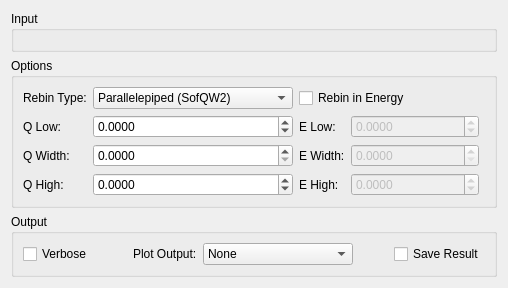
First picture: the form in Code/Mantid/MantidQt/CustomInterfaces/inc/MantidQtCustomInterfaces/Indirect/IndirectSqw.ui, repository mantidproject/mantid, before the edit.
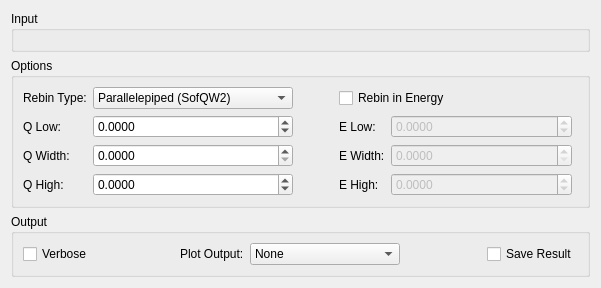
Second picture: the form after the edit. Custom widgets are drawn as their Qt base class.

Commit message:
Fix size of IDR tabs
Refs #10960

Diff of the .ui file:
```diff
--- a/Code/Mantid/MantidQt/CustomInterfaces/inc/MantidQtCustomInterfaces/Indirect/IndirectSqw.ui
+++ b/Code/Mantid/MantidQt/CustomInterfaces/inc/MantidQtCustomInterfaces/Indirect/IndirectSqw.ui
@@ -6,7 +6,7 @@
    <rect>
     <x>0</x>
     <y>0</y>
-    <width>508</width>
+    <width>601</width>
     <height>268</height>
    </rect>
   </property>
@@ -373,6 +373,19 @@
           </item>
          </widget>
         </item>
+        <item row="0" column="2">
+         <spacer name="horizontalSpacer">
+          <property name="orientation">
+           <enum>Qt::Horizontal</enum>
+          </property>
+          <property name="sizeHint" stdset="0">
+           <size>
+            <width>40</width>
+            <height>20</height>
+           </size>
+          </property>
+         </spacer>
+        </item>
        </layout>
       </item>
      </layout>
```
The commit also changes 4 other files.
